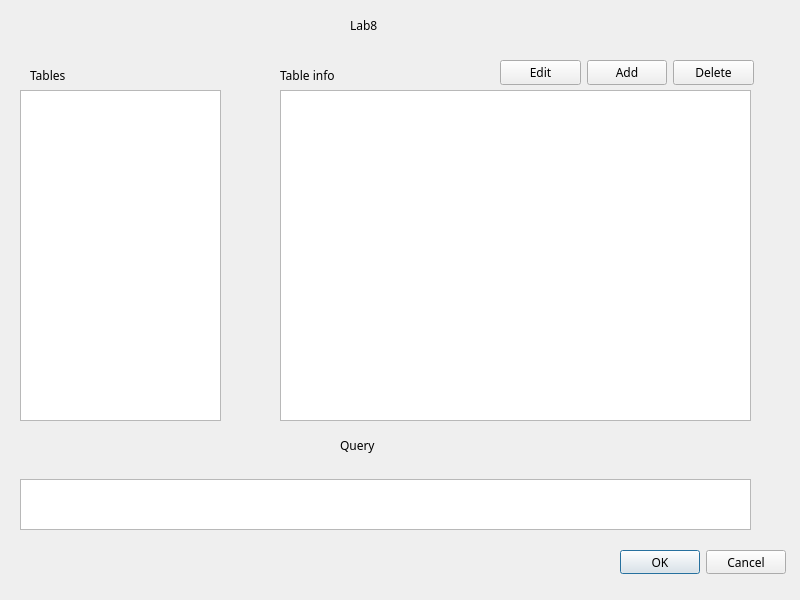
Above: raw_ui/lab8.ui from meshchellomishel/MIET_db_manager before the change. Below: the same form after it.
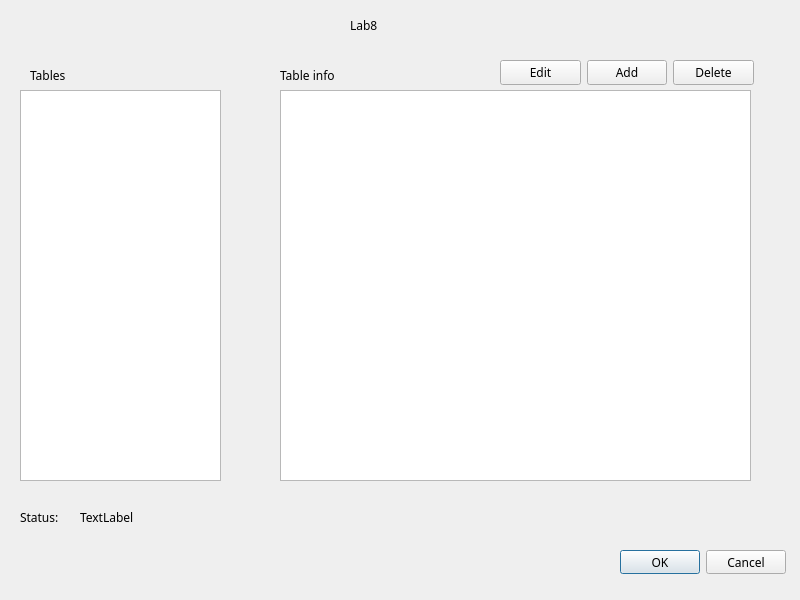
That is the form after the change.

What changed in the file:
```diff
--- a/raw_ui/lab8.ui
+++ b/raw_ui/lab8.ui
@@ -61,19 +61,6 @@
      <string>Table info</string>
     </property>
    </widget>
-   <widget class="QLabel" name="label_4">
-    <property name="geometry">
-     <rect>
-      <x>340</x>
-      <y>430</y>
-      <width>91</width>
-      <height>31</height>
-     </rect>
-    </property>
-    <property name="text">
-     <string>Query</string>
-    </property>
-   </widget>
    <widget class="QDialogButtonBox" name="buttonBox">
     <property name="geometry">
      <rect>
@@ -87,23 +74,13 @@
      <set>QDialogButtonBox::Cancel|QDialogButtonBox::Ok</set>
     </property>
    </widget>
-   <widget class="QTextEdit" name="queryEdit">
-    <property name="geometry">
-     <rect>
-      <x>20</x>
-      <y>479</y>
-      <width>731</width>
-      <height>51</height>
-     </rect>
-    </property>
-   </widget>
    <widget class="QTableView" name="tableInfoView">
     <property name="geometry">
      <rect>
       <x>280</x>
       <y>90</y>
       <width>471</width>
-      <height>331</height>
+      <height>391</height>
      </rect>
     </property>
    </widget>
@@ -113,7 +90,7 @@
       <x>20</x>
       <y>90</y>
       <width>201</width>
-      <height>331</height>
+      <height>391</height>
      </rect>
     </property>
    </widget>
@@ -150,6 +127,32 @@
      </item>
     </layout>
    </widget>
+   <widget class="QLabel" name="label_4">
+    <property name="geometry">
+     <rect>
+      <x>20</x>
+      <y>510</y>
+      <width>57</width>
+      <height>15</height>
+     </rect>
+    </property>
+    <property name="text">
+     <string>Status:</string>
+    </property>
+   </widget>
+   <widget class="QLabel" name="status_label">
+    <property name="geometry">
+     <rect>
+      <x>80</x>
+      <y>510</y>
+      <width>57</width>
+      <height>15</height>
+     </rect>
+    </property>
+    <property name="text">
+     <string>TextLabel</string>
+    </property>
+   </widget>
   </widget>
  </widget>
  <resources/>
```
